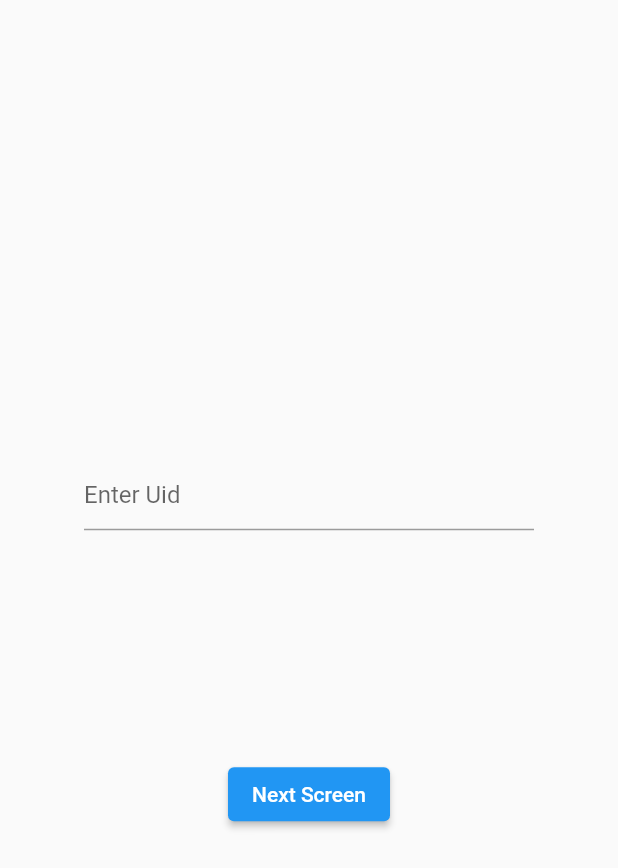
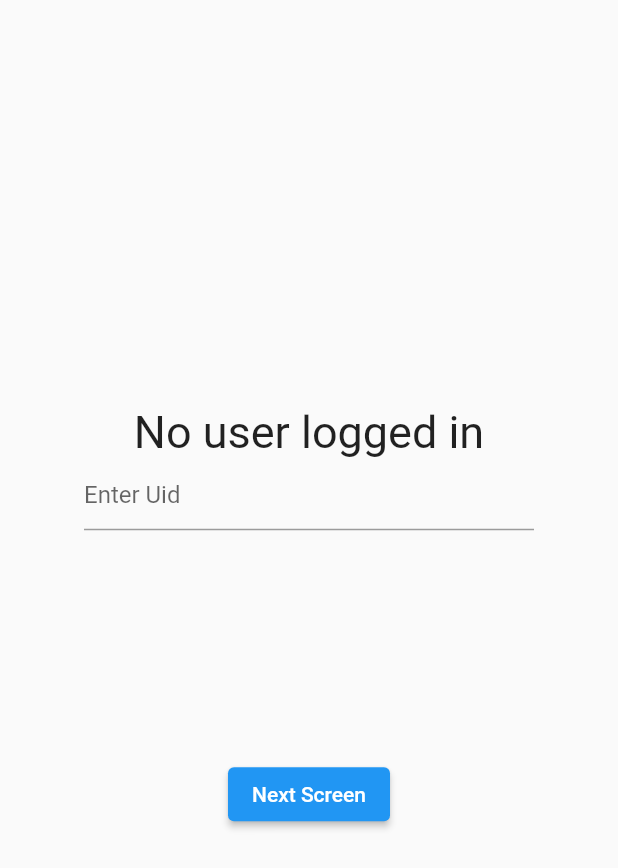
Before and after one commit to nawafalomari/FlutterWeekend, a Flutter app: the SecondScreen screen opened directly, after a tap on "Go Home", on a phone screen of 412 x 824 dp. Shown: the top 868 px of the screen. Run offline on Flutter 3.47's test engine with Material 2 defaults, Android fonts, the phone set to English and light mode, and no system bars; our stand-ins replace cloud_firestore, firebase_core, flutter_riverpod; accounts and stored records are empty.

Commit message:
new: use Riverpod

```diff
--- /dev/null
+++ b/lib/domain/models/user.dart
@@ -0,0 +1,52 @@
+import 'dart:convert';
+
+class User {
+  final String name;
+  final String? carId;
+
+  User({
+    required this.name,
+    this.carId,
+  });
+
+  User copyWith({
+    String? name,
+    String? carId,
+  }) {
+    return User(
+      name: name ?? this.name,
+      carId: carId ?? this.carId,
+    );
+  }
+
+  Map<String, dynamic> toMap() {
+    return {
+      'name': name,
+      'carId': carId,
+    };
+  }
+
+  factory User.fromMap(Map<String, dynamic> map) {
+    return User(
+      name: map['name'] ?? '',
+      carId: map['carId'],
+    );
+  }
+
+  String toJson() => json.encode(toMap());
+
+  factory User.fromJson(String source) => User.fromMap(json.decode(source));
+
+  @override
+  String toString() => 'User(name: $name, carId: $carId)';
+
+  @override
+  bool operator ==(Object other) {
+    if (identical(this, other)) return true;
+
+    return other is User && other.name == name && other.carId == carId;
+  }
+
+  @override
+  int get hashCode => name.hashCode ^ carId.hashCode;
+}
--- a/lib/main.dart
+++ b/lib/main.dart
@@ -1,10 +1,10 @@
 import 'package:firebase_core/firebase_core.dart';
 import 'package:flutter/material.dart';
+import 'package:flutter_riverpod/flutter_riverpod.dart';
 import 'package:flutter_weekend/app.dart';
 
 void main() async {
   WidgetsFlutterBinding.ensureInitialized();
 
-
-  runApp(const App());
+  runApp(const ProviderScope(child: App()));
 }
--- /dev/null
+++ b/lib/providers/user_car_provider.dart
@@ -0,0 +1,13 @@
+import 'package:flutter_riverpod/flutter_riverpod.dart';
+import 'package:flutter_weekend/data/repos/user_repo.dart';
+import 'package:flutter_weekend/domain/models/car.dart';
+import 'package:flutter_weekend/providers/user_provider.dart';
+
+final userCarProvider = FutureProvider<Car?>((ref) async {
+  final user = await ref.watch(userProvider.future);
+  if (user != null && user.carId != null) {
+    return ref.read(userRepoProvider).fetchCarByid(user.carId!);
+  } else {
+    return null;
+  }
+});
--- a/lib/screens/home.dart
+++ b/lib/screens/home.dart
@@ -1,33 +1,30 @@
-import 'package:cloud_firestore/cloud_firestore.dart';
 import 'package:flutter/material.dart';
+import 'package:flutter_riverpod/flutter_riverpod.dart';
+import 'package:flutter_weekend/providers/gloable_providers.dart';
+import 'package:flutter_weekend/providers/user_provider.dart';
 import 'package:flutter_weekend/screens/second_screen.dart';
 
-class HomeScreen extends StatefulWidget {
+class HomeScreen extends ConsumerStatefulWidget {
   const HomeScreen({super.key});
 
   @override
-  State<HomeScreen> createState() => _HomeScreenState();
+  ConsumerState<HomeScreen> createState() => _HomeScreenState();
 }
 
-class _HomeScreenState extends State<HomeScreen> {
+class _HomeScreenState extends ConsumerState<HomeScreen> {
   String uid = 'user1';
 
   @override
   Widget build(BuildContext context) {
+    final userState = ref.watch(userProvider);
     return Scaffold(
       body: Center(
-        child: FutureBuilder(
-          future: FirebaseFirestore.instance.collection("Users").doc(uid).get(),
-          builder: (context, snapshot) {
-            if (snapshot.hasError) {
-              return Text(snapshot.error.toString());
-            }
-            if (snapshot.connectionState == ConnectionState.done) {
+        child: userState.when(data: (userData) {
           return Column(
             mainAxisAlignment: MainAxisAlignment.center,
             children: [
               Text(
-                    snapshot.data!['name'].toString(),
+                userData?.name ?? "No user logged in",
                 style: const TextStyle(fontSize: 30),
               ),
               SizedBox(
@@ -36,9 +33,7 @@ class _HomeScreenState extends State<HomeScreen> {
                 child: TextField(
                   decoration: const InputDecoration(hintText: "Enter Uid"),
                   onSubmitted: (value) {
-                        setState(() {
-                          uid = value;
-                        });
+                    ref.read(uidProvider.notifier).state = value;
                   },
                 ),
               ),
@@ -56,12 +51,65 @@ class _HomeScreenState extends State<HomeScreen> {
                   child: const Text("Next Screen"))
             ],
           );
-            } else {
-              return const Text("loading");
-            }
-          },
-        ),
+        }, error: (error, stackTrace) {
+          return const Text("User dose not exist");
+        }, loading: () {
+          return Column(
+            mainAxisAlignment: MainAxisAlignment.center,
+            children: const [
+              CircularProgressIndicator(),
+              Text("Loading"),
+            ],
+          );
+        }),
       ),
     );
   }
 }
+
+
+// FutureBuilder(
+//           future: FirebaseFirestore.instance.collection("Users").doc(uid).get(),
+//           builder: (context, snapshot) {
+//             if (snapshot.hasError) {
+//               return Text(snapshot.error.toString());
+//             }
+//             if (snapshot.connectionState == ConnectionState.done) {
+              // return Column(
+              //   mainAxisAlignment: MainAxisAlignment.center,
+              //   children: [
+              //     Text(
+              //       snapshot.data!['name'].toString(),
+              //       style: const TextStyle(fontSize: 30),
+              //     ),
+              //     SizedBox(
+              //       width: 300,
+              //       height: 200,
+              //       child: TextField(
+              //         decoration: const InputDecoration(hintText: "Enter Uid"),
+              //         onSubmitted: (value) {
+              //           setState(() {
+              //             uid = value;
+              //           });
+              //         },
+              //       ),
+              //     ),
+              //     ElevatedButton(
+              //         onPressed: () {
+              //           Navigator.pushReplacement(
+              //             context,
+              //             PageRouteBuilder(
+              //               pageBuilder: (context, animation1, animation2) => const SecondScreen(),
+              //               transitionDuration: Duration.zero,
+              //               reverseTransitionDuration: Duration.zero,
+              //             ),
+              //           );
+              //         },
+              //         child: const Text("Next Screen"))
+              //   ],
+              // );
+//             } else {
+//               return const Text("loading");
+//             }
+//           },
+//         )
--- a/lib/screens/second_screen.dart
+++ b/lib/screens/second_screen.dart
@@ -1,4 +1,9 @@
+import 'dart:developer';
+
 import 'package:flutter/material.dart';
+import 'package:flutter_riverpod/flutter_riverpod.dart';
+import 'package:flutter_weekend/providers/user_car_provider.dart';
+import 'package:flutter_weekend/providers/user_provider.dart';
 import 'package:flutter_weekend/screens/home.dart';
 
 class SecondScreen extends StatefulWidget {
@@ -16,7 +21,18 @@ class _SecondScreenState extends State<SecondScreen> {
         child: Column(
           mainAxisAlignment: MainAxisAlignment.center,
           children: [
-            const ElevatedButton(onPressed: null, child: Text("Hello")),
+            Consumer(builder: ((context, ref, child) {
+              final user = ref.watch(userProvider);
+              return user.when(data: ((data) {
+                return ElevatedButton(onPressed: data != null ? doSomething : null, child: const Text("Hello"));
+              }), error: ((error, stackTrace) {
+                return const SizedBox.shrink();
+              }), loading: () {
+                return Column(
+                  children: const [CircularProgressIndicator()],
+                );
+              });
+            })),
             ElevatedButton(
                 onPressed: () {
                   Navigator.pushReplacement(
@@ -29,9 +45,24 @@ class _SecondScreenState extends State<SecondScreen> {
                   );
                 },
                 child: const Text("Go Home")),
+            Consumer(builder: ((context, ref, child) {
+              return ref.watch(userCarProvider).when(data: (data) {
+                return Text(data?.name ?? "No car");
+              }, error: ((error, stackTrace) {
+                return const SizedBox.shrink();
+              }), loading: () {
+                return Column(
+                  children: const [CircularProgressIndicator()],
+                );
+              });
+            }))
           ],
         ),
       ),
     );
   }
+
+  void doSomething() {
+    log("did something");
+  }
 }
--- a/pubspec.yaml
+++ b/pubspec.yaml
@@ -39,6 +39,9 @@ dependencies:
   #Firebase
   firebase_core: ^2.2.0
   cloud_firestore: ^4.0.5
+
+  #State Management
+  flutter_riverpod: ^2.1.1
 
 dev_dependencies:
   flutter_test:
```
Also changed, not shown: lib/data/repos/user_repo.dart (added, +40 -0 lines), lib/domain/models/car.dart (added, +45 -0 lines), lib/providers/gloable_providers.dart (added, +8 -0 lines), lib/providers/user_provider.dart (added, +16 -0 lines), pubspec.lock. Lines whose indentation alone changed are shown as unchanged.
